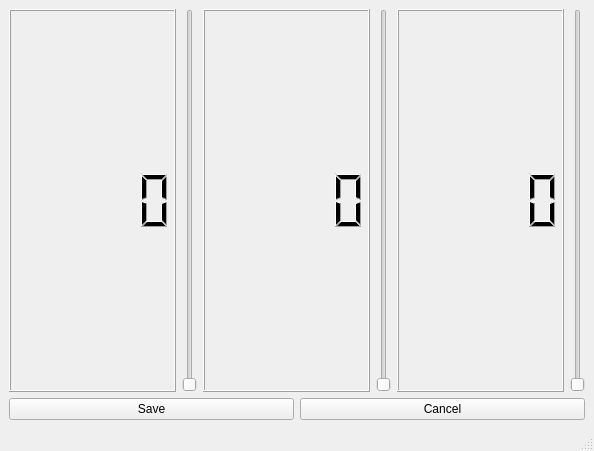
Old version of the form PatientTable/configsettings.ui in the repository viniltc/PatientTable.
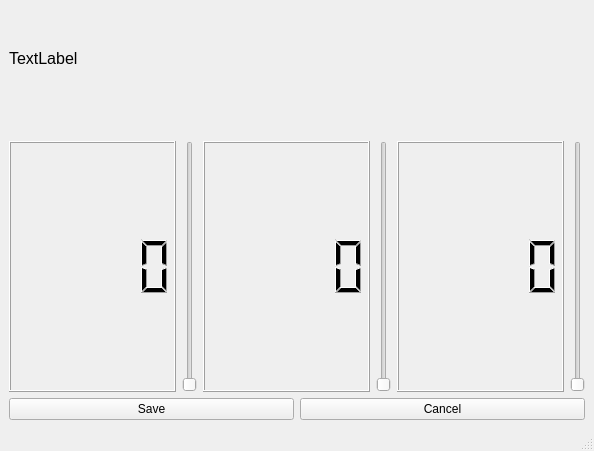
New version of the form.

The edit to the form file:
```diff
--- a/PatientTable/configsettings.ui
+++ b/PatientTable/configsettings.ui
@@ -14,7 +14,53 @@
    <string>MainWindow</string>
   </property>
   <widget class="QWidget" name="centralwidget">
-   <layout class="QHBoxLayout" name="horizontalLayout_6">
+   <layout class="QVBoxLayout" name="verticalLayout_3">
+    <item>
+     <spacer name="verticalSpacer_2">
+      <property name="orientation">
+       <enum>Qt::Vertical</enum>
+      </property>
+      <property name="sizeType">
+       <enum>QSizePolicy::Fixed</enum>
+      </property>
+      <property name="sizeHint" stdset="0">
+       <size>
+        <width>20</width>
+        <height>40</height>
+       </size>
+      </property>
+     </spacer>
+    </item>
+    <item>
+     <layout class="QVBoxLayout" name="verticalLayout_2">
+      <item>
+       <widget class="QLabel" name="label_patient">
+        <property name="font">
+         <font>
+          <pointsize>12</pointsize>
+         </font>
+        </property>
+        <property name="text">
+         <string>TextLabel</string>
+        </property>
+       </widget>
+      </item>
+      <item>
+       <spacer name="verticalSpacer">
+        <property name="orientation">
+         <enum>Qt::Vertical</enum>
+        </property>
+        <property name="sizeType">
+         <enum>QSizePolicy::Fixed</enum>
+        </property>
+        <property name="sizeHint" stdset="0">
+         <size>
+          <width>20</width>
+          <height>67</height>
+         </size>
+        </property>
+       </spacer>
+      </item>
     <item>
      <layout class="QVBoxLayout" name="verticalLayout">
       <item>
@@ -86,6 +132,8 @@
            <string>Cancel</string>
           </property>
          </widget>
+          </item>
+         </layout>
         </item>
        </layout>
       </item>
```
Lines whose indentation alone changed are shown as unchanged.
